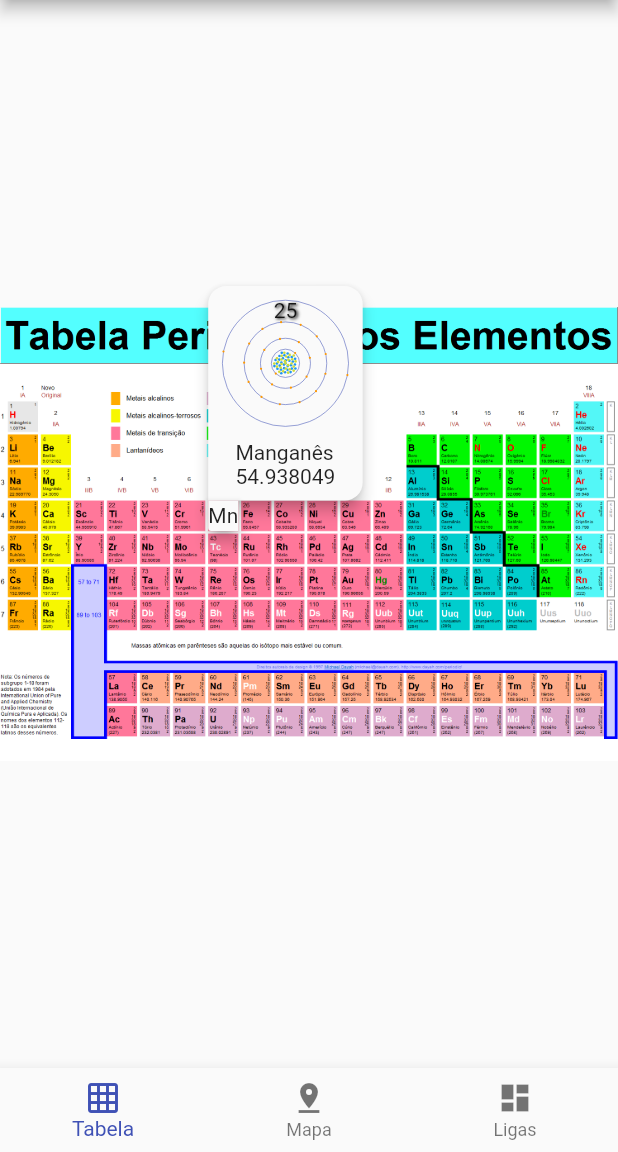
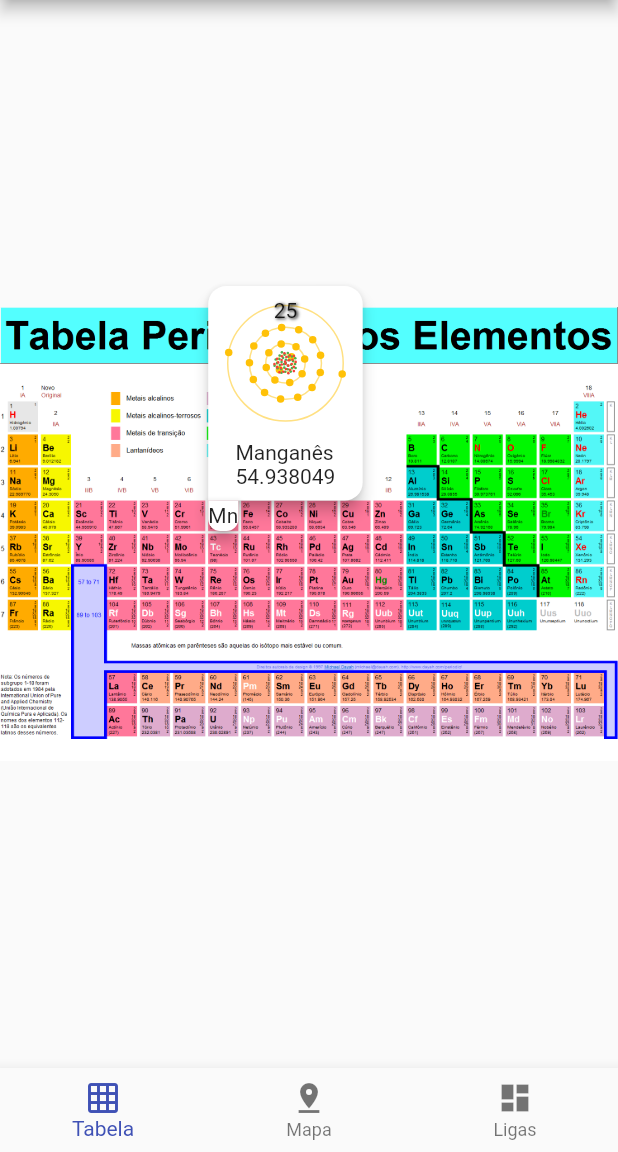
Before and after one commit to KalilDev/manganese_app, a Flutter app: the screen it shows after launch, on a phone screen of 412 x 824 dp, the part 84-1236 px from its top. Run offline on Flutter 3.47's test engine with Material 2 defaults, Android fonts, the phone set to English and light mode, and no system bars; our stand-ins replace flutter_map, latlong.

Commit message:
all: Introduce a dark theme

```diff
--- a/lib/main.dart
+++ b/lib/main.dart
@@ -11,9 +11,11 @@
   Widget build(BuildContext context) {
     return MaterialApp(
       title: 'Flutter Demo',
-      theme: ThemeData(
-        primarySwatch: Colors.indigo,
-      ),
+      theme: ThemeData(primarySwatch: Colors.indigo),
+      darkTheme: ThemeData(
+          primarySwatch: Colors.indigo,
+          brightness: Brightness.dark,
+          accentColor: Colors.indigo[200]),
       home: MyHomePage(),
     );
   }
--- a/lib/ui/alloys_info_view.dart
+++ b/lib/ui/alloys_info_view.dart
@@ -76,11 +76,10 @@
     return CustomScrollView(
       slivers: <Widget>[
         SliverAppBar(
-          centerTitle: true,
           title: Container(
               padding: EdgeInsets.all(10.0),
               decoration: BoxDecoration(
-                  color: Colors.indigo,
+                  color: Theme.of(context).primaryColor,
                   borderRadius: BorderRadius.circular(20.0)),
               child: Text(titles[i])),
           flexibleSpace: FlexibleSpaceBar(
@@ -89,7 +88,7 @@
             fit: BoxFit.cover,
           )),
           expandedHeight: 300,
-          pinned: false,
+          pinned: true,
         ),
         SliverList(
             delegate: SliverChildBuilderDelegate(buildSection, childCount: 2))
--- a/lib/ui/atom_painter.dart
+++ b/lib/ui/atom_painter.dart
@@ -5,21 +5,102 @@
 const double phi = 1.6180339887498948482045868343656;
 const double goldenAngle = 2.3999632297286533222315555066336;
 
+class AtomTheme {
+  AtomTheme(
+      {this.protonColor,
+      this.electronColor,
+      this.neutronColor,
+      this.electronSize = 4.0,
+      this.levelSize = 4.0,
+      this.particleSize = 10.0,
+      this.particleShake = 2.0,
+      this.textColor,
+      this.levelColor});
+  factory AtomTheme.dark(
+      {double electronSize,
+      double levelSize,
+      double particleSize,
+      double particleShake}) {
+    return AtomTheme(
+        protonColor: Colors.red[200],
+        neutronColor: Colors.green[200],
+        levelColor: Colors.yellow[100],
+        electronColor: Colors.yellow[400],
+        textColor: Colors.black,
+        electronSize: electronSize,
+        particleSize: particleSize,
+        levelSize: levelSize,
+        particleShake: particleShake);
+  }
+  factory AtomTheme.light(
+      {double electronSize,
+      double levelSize,
+      double particleSize,
+      double particleShake}) {
+    return AtomTheme(
+        protonColor: Colors.red,
+        neutronColor: Colors.green,
+        levelColor: Colors.amber[200],
+        electronColor: Colors.amber,
+        textColor: Colors.black,
+        electronSize: electronSize,
+        particleSize: particleSize,
+        levelSize: levelSize,
+        particleShake: particleShake);
+  }
+  final Color protonColor;
+  final Color neutronColor;
+  final Color electronColor;
+  final Color levelColor;
+  final Color textColor;
+  final double electronSize;
+  final double levelSize;
+  final double particleSize;
+  final double particleShake;
+  AtomTheme copyWith(
+      {Color protonColor,
+      Color neutronColor,
+      Color electronColor,
+      Color levelColor,
+      Color textColor,
+      double electronSize,
+      double levelSize,
+      double particleSize,
+      double particleShake}) {
+    return AtomTheme(
+        protonColor: protonColor ?? this.protonColor,
+        neutronColor: neutronColor ?? this.neutronColor,
+        electronColor: electronColor ?? this.electronColor,
+        levelColor: levelColor ?? this.levelColor,
+        textColor: textColor ?? this.textColor,
+        electronSize: electronSize ?? this.electronSize,
+        levelSize: levelSize ?? this.levelSize,
+        particleSize: particleSize ?? this.particleSize,
+        particleShake: particleShake ?? this.particleShake);
+  }
+}
+
 class AtomPainter extends CustomPainter {
   AtomPainter(this.movement,
       {this.protons,
       this.neutrons,
       this.electronsPerLevel,
       this.symbol,
-      this.style});
+      this.style,
+      this.theme});
   final double movement;
   final int protons;
   final int neutrons;
   final Map<int, int> electronsPerLevel;
   final String symbol;
   final TextStyle style;
+  final AtomTheme theme;
 
-  factory AtomPainter.manganese(double movement, {TextStyle style}) {
+  factory AtomPainter.manganese(double movement,
+      {TextStyle style, Brightness brightness, AtomTheme theme}) {
+    assert(brightness == null || theme == null);
+    final AtomTheme t = theme ??
+        (brightness == Brightness.dark ? AtomTheme.dark() : AtomTheme.light());
     const int kProtons = 25;
     const int kNeutrons = 30;
     const Map<int, int> kElectronsPerLevel = <int, int>{
@@ -34,10 +115,15 @@
         neutrons: kNeutrons,
         electronsPerLevel: kElectronsPerLevel,
         symbol: kSymbol,
-        style: style);
+        style: style,
+        theme: t);
   }
 
-  factory AtomPainter.silicon(double movement, {TextStyle style}) {
+  factory AtomPainter.silicon(double movement,
+      {TextStyle style, Brightness brightness, AtomTheme theme}) {
+    assert(brightness == null || theme == null);
+    final AtomTheme t = theme ??
+        (brightness == Brightness.dark ? AtomTheme.dark() : AtomTheme.light());
     const int kProtons = 14;
     const int kNeutrons = 14;
     const Map<int, int> kElectronsPerLevel = <int, int>{3: 4, 2: 8, 1: 2};
@@ -47,10 +133,15 @@
         neutrons: kNeutrons,
         electronsPerLevel: kElectronsPerLevel,
         symbol: kSymbol,
-        style: style);
+        style: style,
+        theme: t);
   }
 
-  factory AtomPainter.iron(double movement, {TextStyle style}) {
+  factory AtomPainter.iron(double movement,
+      {TextStyle style, Brightness brightness, AtomTheme theme}) {
+    assert(brightness == null || theme == null);
+    final AtomTheme t = theme ??
+        (brightness == Brightness.dark ? AtomTheme.dark() : AtomTheme.light());
     const int kProtons = 26;
     const int kNeutrons = 29;
     const Map<int, int> kElectronsPerLevel = <int, int>{
@@ -65,10 +156,15 @@
         neutrons: kNeutrons,
         electronsPerLevel: kElectronsPerLevel,
         symbol: kSymbol,
-        style: style);
+        style: style,
+        theme: t);
   }
 
-  factory AtomPainter.carbon(double movement, {TextStyle style}) {
+  factory AtomPainter.carbon(double movement,
+      {TextStyle style, Brightness brightness, AtomTheme theme}) {
+    assert(brightness == null || theme == null);
+    final AtomTheme t = theme ??
+        (brightness == Brightness.dark ? AtomTheme.dark() : AtomTheme.light());
     const int kProtons = 6;
     const int kNeutrons = 6;
     const Map<int, int> kElectronsPerLevel = <int, int>{2: 4, 1: 2};
@@ -78,10 +174,15 @@
         neutrons: kNeutrons,
         electronsPerLevel: kElectronsPerLevel,
         symbol: kSymbol,
-        style: style);
+        style: style,
+        theme: t);
   }
 
-  factory AtomPainter.aluminum(double movement, {TextStyle style}) {
+  factory AtomPainter.aluminum(double movement,
+      {TextStyle style, Brightness brightness, AtomTheme theme}) {
+    assert(brightness == null || theme == null);
+    final AtomTheme t = theme ??
+        (brightness == Brightness.dark ? AtomTheme.dark() : AtomTheme.light());
     const int kProtons = 13;
     const int kNeutrons = 13;
     const Map<int, int> kElectronsPerLevel = <int, int>{3: 3, 2: 8, 1: 2};
@@ -91,7 +192,8 @@
         neutrons: kNeutrons,
         electronsPerLevel: kElectronsPerLevel,
         symbol: kSymbol,
-        style: style);
+        style: style,
+        theme: t);
   }
 
   @override
@@ -103,7 +205,7 @@
   @override
   void paint(Canvas canvas, Size size) {
     // Constants
-    final double _kSizeOfElectron = size.width / 60;
+    final double _kSizeOfElectron = theme.electronSize ?? size.width / 60;
     final double _kOnePart = size.width /
         (2 + electronsPerLevel.keys.reduce((int i, int i2) => i + i2)) /
         2;
@@ -112,11 +214,11 @@
     // Energy level painter
     final Paint _kEnergyLevelPainter = Paint()
       ..style = PaintingStyle.stroke
-      ..strokeWidth = _kSizeOfElectron / 4
-      ..color = Colors.indigo;
+      ..strokeWidth = theme.levelSize ?? _kSizeOfElectron / 4
+      ..color = theme.levelColor;
     final Paint _kEletronPainter = Paint()
       ..style = PaintingStyle.fill
-      ..color = Colors.orange;
+      ..color = theme.electronColor;
 
     void drawElectrons(int electrons, {double radius, num frequency}) {
       final double angleElectron = 2 * pi / electrons;
@@ -143,11 +245,12 @@
     }
 
     // Nucleus
-    final double _kParticleSize = size.width / 100;
-    final double _kParticleMovement = _kParticleSize / 16;
+    final double _kParticleSize = theme.particleSize ?? size.width / 100;
+    final double _kParticleMovement =
+        theme.particleShake ?? _kParticleSize / 16;
     const int _kParticleMovementFrequency = 40;
-    final Paint _kProtonPaint = Paint()..color = Colors.lime;
-    final Paint _kNeutronPaint = Paint()..color = Colors.blue;
+    final Paint _kProtonPaint = Paint()..color = theme.protonColor;
+    final Paint _kNeutronPaint = Paint()..color = theme.neutronColor;
     final double nucleusSize = (protons / 10) * _kParticleSize * 7;
     void drawParticle(Offset position, bool isProton) {
       double angle = 2 * pi * _kParticleMovementFrequency * movement;
@@ -177,7 +280,8 @@
     drawParticles(protons, true);
     if (style != null)
       TextPainter(
-          text: TextSpan(text: symbol, style: style),
+          text: TextSpan(
+              text: symbol, style: style.copyWith(color: theme.textColor)),
           textDirection: TextDirection.ltr,
           textAlign: TextAlign.center)
         ..layout(maxWidth: size.width, minWidth: size.width)
--- a/lib/ui/periodic_table_view.dart
+++ b/lib/ui/periodic_table_view.dart
@@ -50,6 +50,7 @@
           crossAxisAlignment: CrossAxisAlignment.start,
           children: <Widget>[
             Material(
+              type: MaterialType.card,
               child: SizedBox(
                   height: size.width / 4 + 40.0,
                   width: size.width / 4,
@@ -62,7 +63,17 @@
                           child: AnimatedBuilder(
                             animation: _animation,
                             builder: (_, __) => CustomPaint(
-                              painter: AtomPainter.manganese(_animation.value),
+                              painter: AtomPainter.manganese(_animation.value,
+                                  theme: Theme.of(context).brightness ==
+                                          Brightness.light
+                                      ? AtomTheme.light().copyWith(
+                                          electronSize: 5,
+                                          particleShake: 0.4,
+                                          levelSize: 1)
+                                      : AtomTheme.dark().copyWith(
+                                          electronSize: 5,
+                                          particleShake: 0.4,
+                                          levelSize: 1)),
                             ),
                           ),
                         ),
@@ -91,8 +102,9 @@
                   bottomRight: Radius.circular(12.0)),
             ),
             Material(
-              borderRadius: BorderRadius.only(bottomLeft: Radius.circular(2.0)),
+              borderRadius: BorderRadius.vertical(bottom: Radius.circular(8.0)),
               elevation: 4.0,
+              type: MaterialType.card,
               child: SizedBox(
                 width: manganeseSize.width,
                 height: manganeseSize.height,
```
Also changed, not shown: lib/text.dart (+4 -4 lines), lib/ui/manganese_alloys_view.dart (+23 -10 lines).
